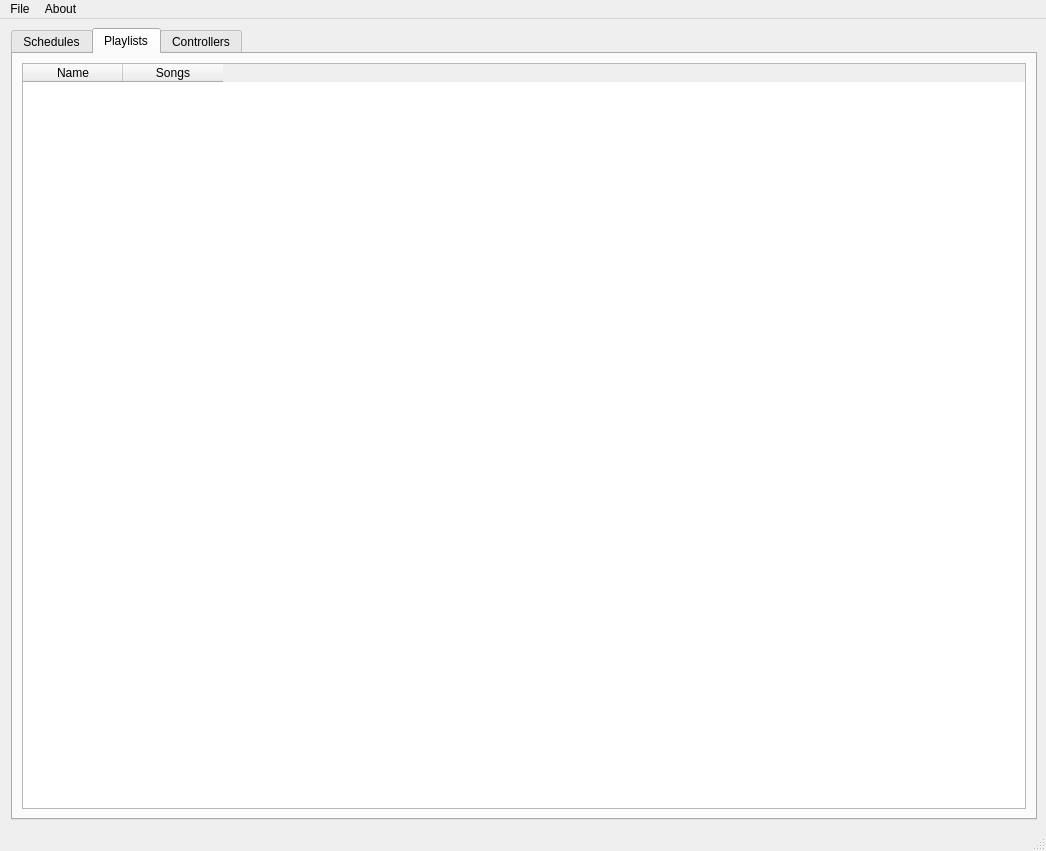
Qt form res/mainwindow.ui (computergeek1507/ScottPlayer) before a commit.
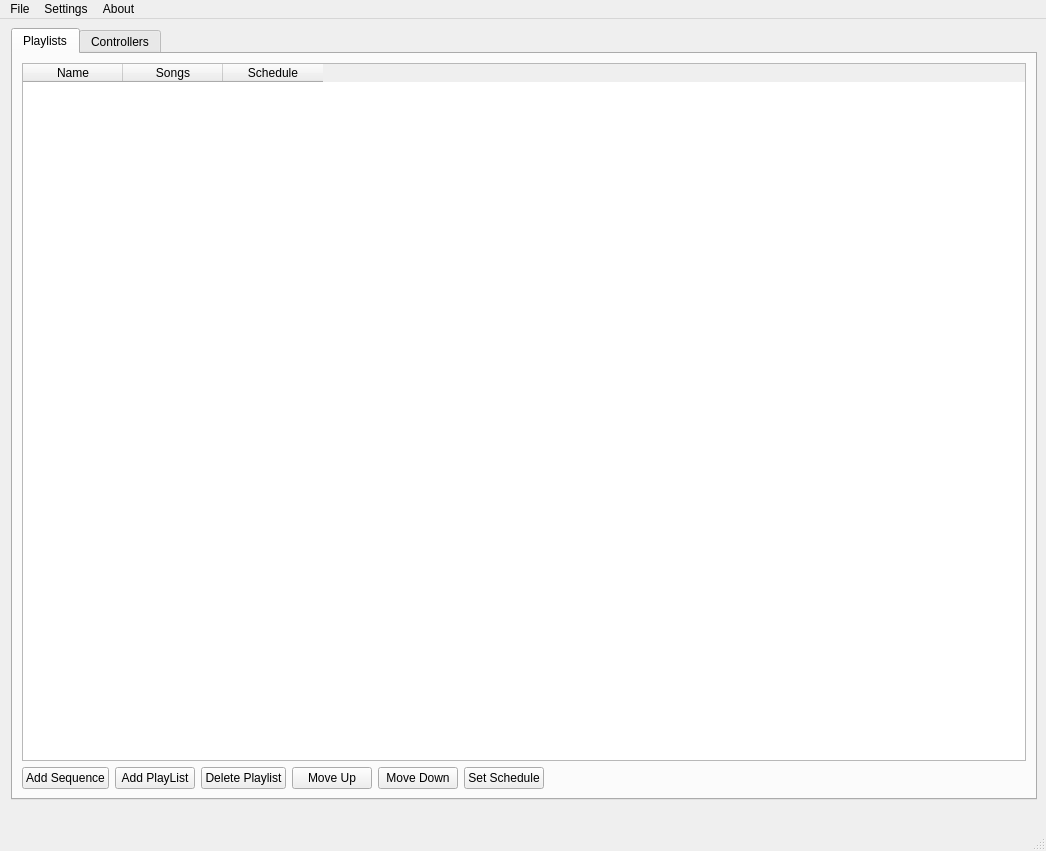
The same form after that commit. The open tabs and pages were chosen to show the change. Icons and pictures are not drawn.

What changed in the file:
```diff
--- a/res/mainwindow.ui
+++ b/res/mainwindow.ui
@@ -27,42 +27,12 @@
       <property name="currentIndex">
        <number>2</number>
       </property>
-      <widget class="QWidget" name="tabSchedules">
-       <attribute name="title">
-        <string>Schedules</string>
-       </attribute>
-       <layout class="QVBoxLayout" name="verticalLayout_3">
-        <item>
-         <widget class="QTableWidget" name="twSchedules">
-          <property name="columnCount">
-           <number>2</number>
-          </property>
-          <attribute name="verticalHeaderDefaultSectionSize">
-           <number>30</number>
-          </attribute>
-          <attribute name="verticalHeaderMinimumSectionSize">
-           <number>25</number>
-          </attribute>
-          <column>
-           <property name="text">
-            <string>Name</string>
-           </property>
-          </column>
-          <column>
-           <property name="text">
-            <string>Time</string>
-           </property>
-          </column>
-         </widget>
-        </item>
-       </layout>
-      </widget>
       <widget class="QWidget" name="tabPlaylists">
        <attribute name="title">
         <string>Playlists</string>
        </attribute>
-       <layout class="QGridLayout" name="gridLayout_2">
-        <item row="0" column="0">
+       <layout class="QVBoxLayout" name="verticalLayout_2">
+        <item>
          <widget class="QTableWidget" name="twPlaylists">
           <column>
            <property name="text">
@@ -74,8 +44,72 @@
             <string>Songs</string>
            </property>
           </column>
+          <column>
+           <property name="text">
+            <string>Schedule</string>
+           </property>
+          </column>
          </widget>
         </item>
+        <item>
+         <layout class="QHBoxLayout" name="horizontalLayout">
+          <item>
+           <widget class="QPushButton" name="pb_addSequence">
+            <property name="text">
+             <string>Add Sequence</string>
+            </property>
+           </widget>
+          </item>
+          <item>
+           <widget class="QPushButton" name="pb_addPlaylist">
+            <property name="text">
+             <string>Add PlayList</string>
+            </property>
+           </widget>
+          </item>
+          <item>
+           <widget class="QPushButton" name="pb_deletePlaylist">
+            <property name="text">
+             <string>Delete Playlist</string>
+            </property>
+           </widget>
+          </item>
+          <item>
+           <widget class="QPushButton" name="pb_moveUp">
+            <property name="text">
+             <string>Move Up</string>
+            </property>
+           </widget>
+          </item>
+          <item>
+           <widget class="QPushButton" name="pb_moveDown">
+            <property name="text">
+             <string>Move Down</string>
+            </property>
+           </widget>
+          </item>
+          <item>
+           <widget class="QPushButton" name="pb_SetSchedule">
+            <property name="text">
+             <string>Set Schedule</string>
+            </property>
+           </widget>
+          </item>
+          <item>
+           <spacer name="horizontalSpacer">
+            <property name="orientation">
+             <enum>Qt::Horizontal</enum>
+            </property>
+            <property name="sizeHint" stdset="0">
+             <size>
+              <width>40</width>
+              <height>20</height>
+             </size>
+            </property>
+           </spacer>
+          </item>
+         </layout>
+        </item>
        </layout>
       </widget>
       <widget class="QWidget" name="tabControllers">
@@ -106,6 +140,13 @@
       </widget>
      </widget>
     </item>
+    <item>
+     <widget class="QLabel" name="lb_Status">
+      <property name="text">
+       <string/>
+      </property>
+     </widget>
+    </item>
    </layout>
   </widget>
   <widget class="QMenuBar" name="menubar">
@@ -132,7 +173,15 @@
     <addaction name="actionAbout"/>
     <addaction name="actionOpen_Logs"/>
    </widget>
+   <widget class="QMenu" name="menuSettings">
+    <property name="title">
+     <string>Settings</string>
+    </property>
+    <addaction name="actionMultisync"/>
+    <addaction name="actionRDS"/>
+   </widget>
    <addaction name="menuFile"/>
+   <addaction name="menuSettings"/>
    <addaction name="menuAbout"/>
   </widget>
   <widget class="QStatusBar" name="statusbar"/>
```
Left out of the diff: 18 changed lines with no effect on the pictures.
